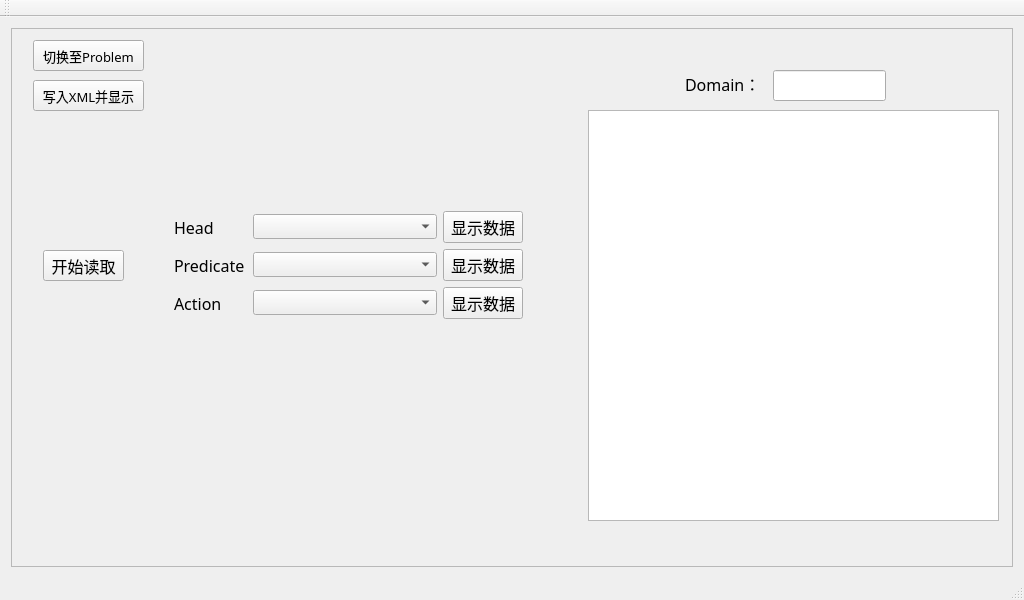
Qt form QtPDDL2XML/QtPDDL2XML.ui (lsylusiyao/PDDL2XML) before a commit.
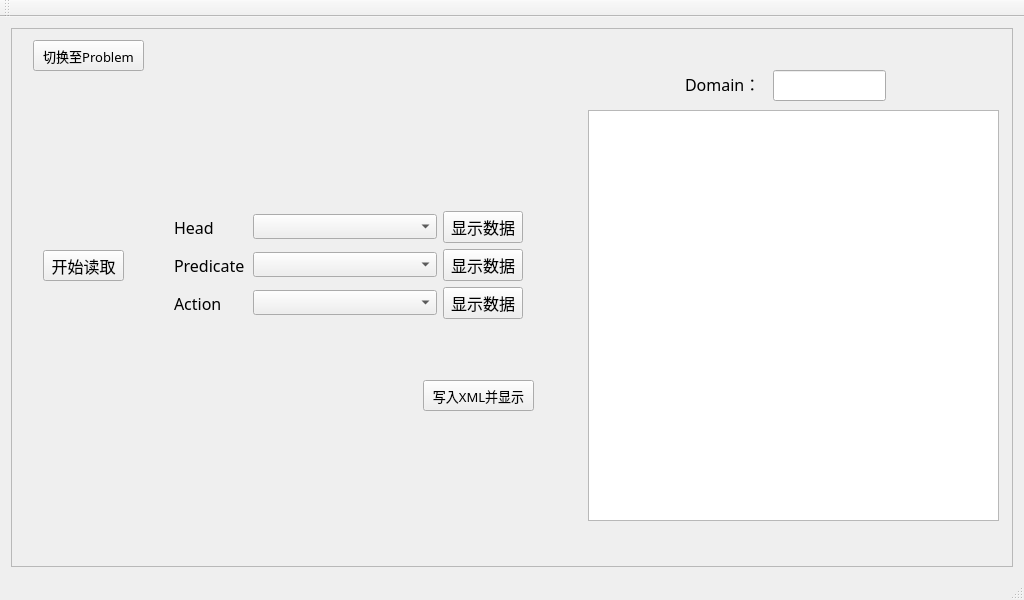
The same form after that commit.

Diff of the .ui file:
```diff
--- a/QtPDDL2XML/QtPDDL2XML.ui
+++ b/QtPDDL2XML/QtPDDL2XML.ui
@@ -128,8 +128,8 @@
            <widget class="QPushButton" name="writeXMLButton">
             <property name="geometry">
              <rect>
-              <x>10</x>
-              <y>40</y>
+              <x>400</x>
+              <y>340</y>
               <width>111</width>
               <height>31</height>
              </rect>
@@ -144,7 +144,7 @@
              <string>写入XML并显示</string>
             </property>
            </widget>
-           <widget class="QWidget" name="">
+           <widget class="QWidget" name="layoutWidget">
             <property name="geometry">
              <rect>
               <x>140</x>
```
Left out of the diff: 6 changed lines with no effect on the pictures.
